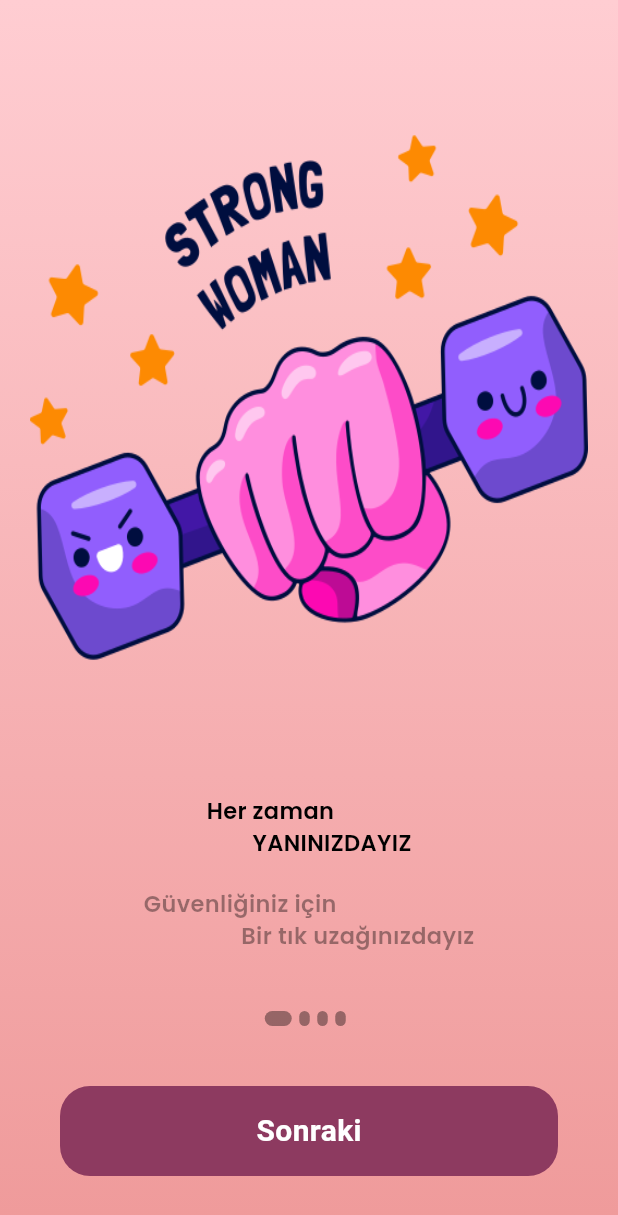
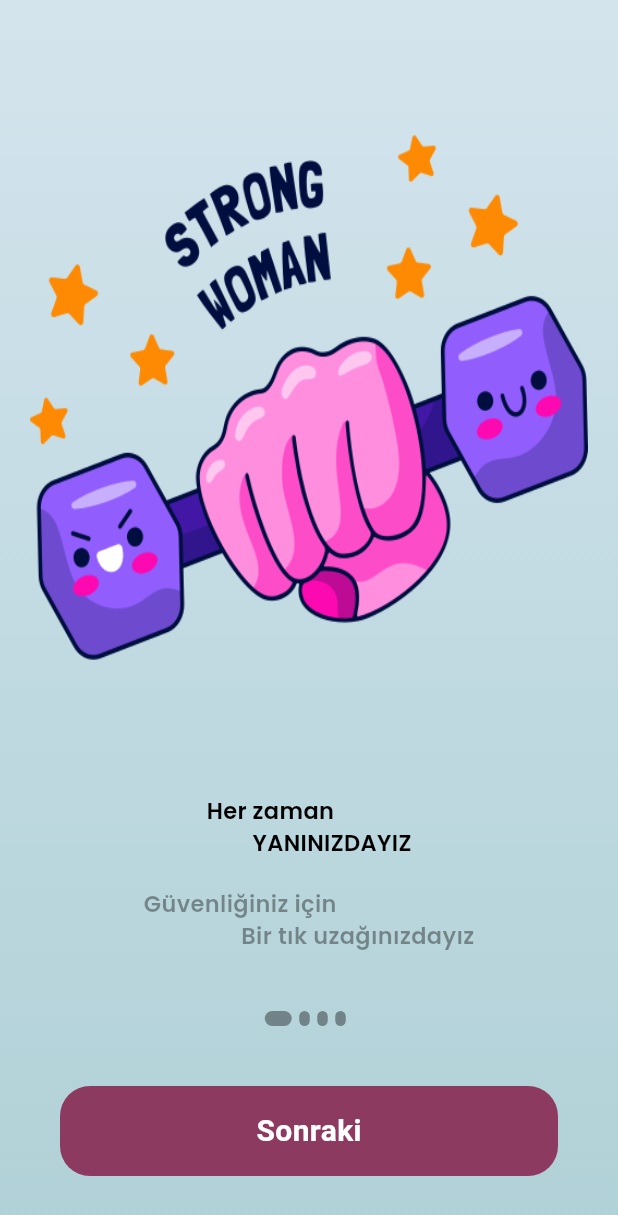
Before and after one commit to iremakpnar/EmergencyWoman, a Flutter app: the screen it shows after launch, after a tap on "Başlarken", on a phone screen of 412 x 824 dp. Shown: the top 1215 px of the screen. Run offline on Flutter 3.47's test engine with Material 3 defaults, Android fonts, the light colour scheme and no system bars; our stand-ins replace carousel_slider, curved_navigation_bar, firebase_auth, firebase_core, flutter_slidable, fluttertoast and 2 more; accounts and stored records are empty; network calls fail.

Commit message:
Renk Güncellemesi

```diff
--- a/lib/pages/bottomnav.dart
+++ b/lib/pages/bottomnav.dart
@@ -35,8 +35,8 @@ class _BottomNavState extends State<BottomNav> {
     return Scaffold(
       bottomNavigationBar: CurvedNavigationBar(
           height: 65,
-          backgroundColor: Color(0xff622c4f),
-          color: Color(0xffcb5579),
+          backgroundColor: Color(0xFFAB47BC),
+          color: Color(0xFFCE93D8),
           animationDuration: Duration(milliseconds: 350),
           onTap: (int index){
             setState(() {
--- a/lib/pages/onboard.dart
+++ b/lib/pages/onboard.dart
@@ -147,8 +147,8 @@ class _OnboardState extends State<Onboard> {
             decoration: BoxDecoration(
               gradient: LinearGradient(
                 colors: [
-                  Color(0xFFFFCDD2),
-                  Color(0xFFEF9A9A),
+                  Color(0xFFD4E4ED),
+                  Color(0xFFB0D1D7),
                 ],
                 begin: Alignment.topCenter,
                 end: Alignment.bottomCenter,
--- a/lib/pages/profile.dart
+++ b/lib/pages/profile.dart
@@ -20,7 +20,7 @@ class _ProfileState extends State<Profile> {
   Widget build(BuildContext context) {
     return Scaffold(
       body: Container(
-        color: Color(0xFFFFCDD2),
+        color: Color(0xFFB3E5FC),
         child: Column(
           children: [
             Stack(
@@ -30,7 +30,7 @@ class _ProfileState extends State<Profile> {
                   height: MediaQuery.of(context).size.height / 4.3,
                   width: MediaQuery.of(context).size.width,
                   decoration: BoxDecoration(
-                    color: Color(0xff622c4f),
+                    color: Color(0xFFCE93D8),
                     borderRadius: BorderRadius.vertical(
                         bottom: Radius.elliptical(
                             MediaQuery.of(context).size.width, 105.0)),
--- a/lib/user_Screen/sos_screen.dart
+++ b/lib/user_Screen/sos_screen.dart
@@ -73,8 +73,8 @@ class _SosScreenState extends State<SosScreen> with SingleTickerProviderStateMix
         decoration: BoxDecoration(
           gradient: LinearGradient(
             colors: [
-              Color(0xFFFFCDD2),
-              Color(0xFFEF9A9A),
+              Color(0xFFD4E4ED),
+              Color(0xFFB0D1D7),
             ],
             begin: Alignment.topCenter,
             end: Alignment.bottomCenter,
@@ -127,10 +127,14 @@ class _SosScreenState extends State<SosScreen> with SingleTickerProviderStateMix
                           context, MaterialPageRoute(builder: (_) => Onboard()));
                     },
                     style: ElevatedButton.styleFrom(
-                      backgroundColor: Color(0xFFFCE4EC),
-                      foregroundColor: Color(0xff622c4f),
+                      backgroundColor: Colors.white70,
+                      foregroundColor: Color(0xff9a7ee3),
                       shape: CircleBorder(),
                       minimumSize: Size(100, 100),
+                      textStyle: TextStyle(
+                        fontSize: 16,
+                        fontWeight: FontWeight.bold,
+                      ),
                     ),
                     child: Text('Başlarken'),
                   ),
--- a/lib/user_Screen/user_login_screen.dart
+++ b/lib/user_Screen/user_login_screen.dart
@@ -124,8 +124,8 @@ class _LogInState extends State<LogIn> with SingleTickerProviderStateMixin {
                         begin: Alignment.topLeft,
                         end: Alignment.bottomRight,
                         colors: [
-                          Color(0xFFFFCDD2),
-                          Color(0xFFEF9A9A),
+                          Color(0xFFD4E4ED),
+                          Color(0xFFB0D1D7),
                         ])),
               ),
               Container(
--- a/lib/user_Screen/user_signup_screen.dart
+++ b/lib/user_Screen/user_signup_screen.dart
@@ -149,8 +149,8 @@ class _SignUpState extends State<SignUp> with SingleTickerProviderStateMixin {
                     begin: Alignment.topLeft,
                     end: Alignment.bottomRight,
                     colors: [
-                      Color(0xFFFFCDD2),
-                      Color(0xFFEF9A9A),
+                      Color(0xFFD4E4ED),
+                      Color(0xFFB0D1D7),
                     ],
                   ),
                 ),
```
Also changed, not shown: lib/pages/homepage.dart (+5 -5 lines), 18 other files.
